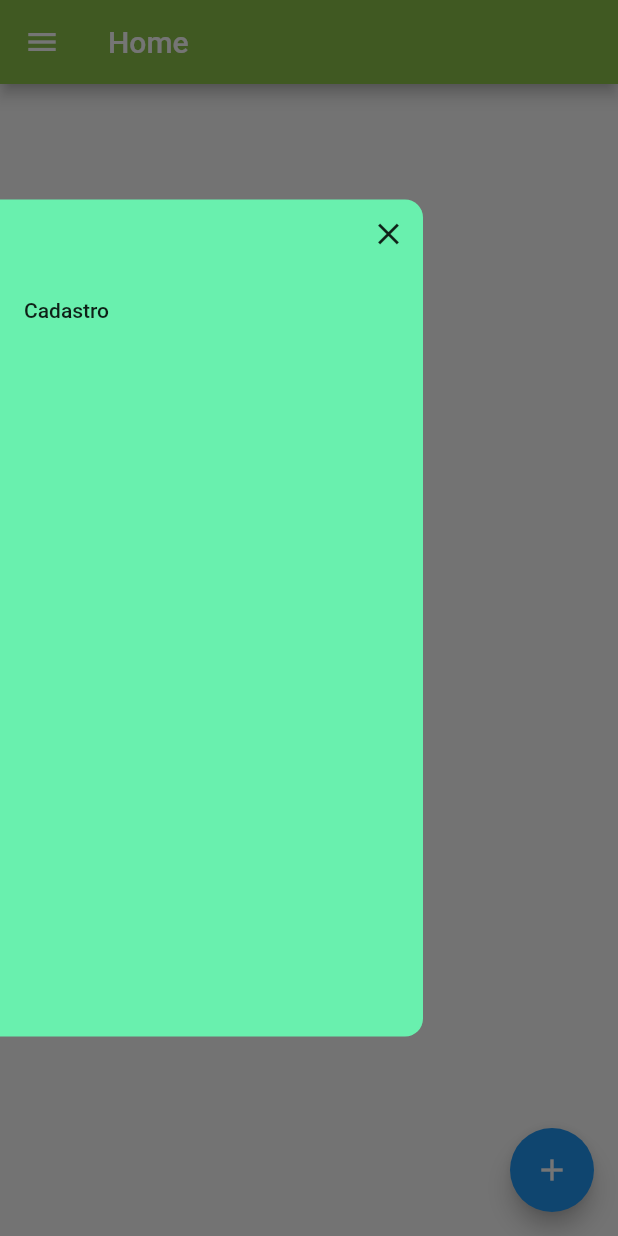
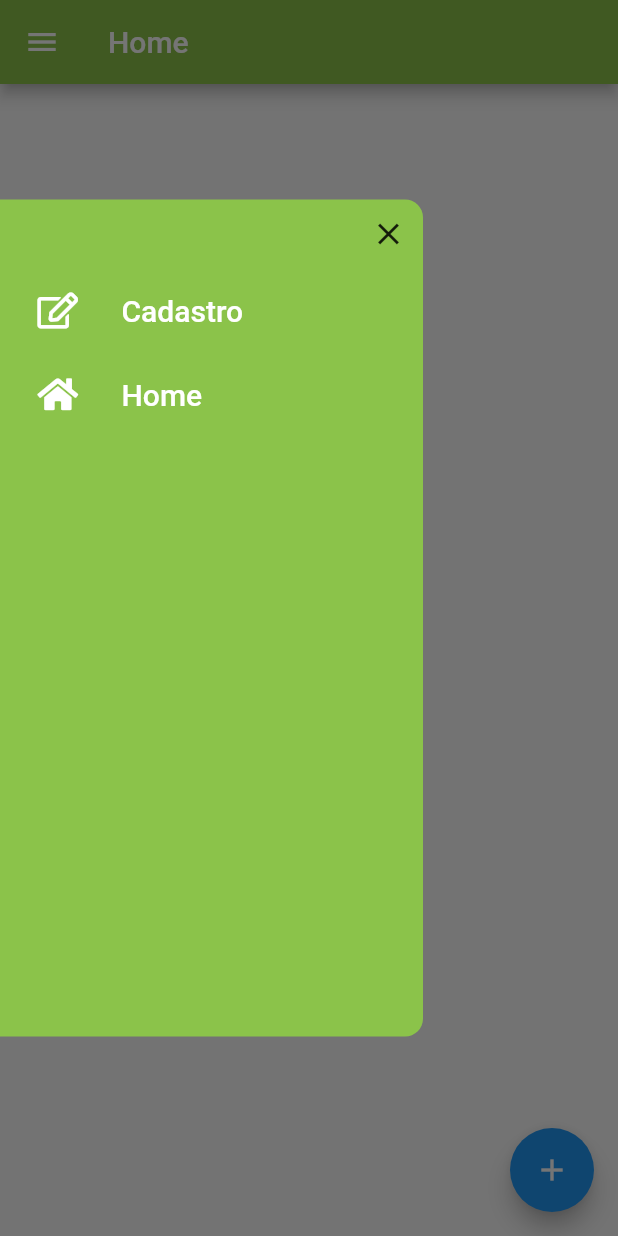
Before and after one commit to Fox-Alexandra/appLanchonete, a Flutter app: the screen it shows after launch, with the side drawer open, on a phone screen of 412 x 824 dp. Run offline on Flutter 3.47's test engine with Material 2 defaults, Android fonts, the phone set to English and light mode, and no system bars; our stand-ins replace font_awesome_flutter, rxdart; missing offline and left inert: bloc_pattern.

Commit message:
tela home

```diff
--- a/estudos/lib/screens/cadastro.dart
+++ b/estudos/lib/screens/cadastro.dart
@@ -37,7 +37,7 @@ class _MercadoriaState extends State<Cadastro> {
 
   void _initList() {
     List<String> produto = [
-      'Hamburgao',
+      'Hamburgão',
       'Coxinha',
       'Coca-Cola',
       'Cerveja',
@@ -50,7 +50,7 @@ class _MercadoriaState extends State<Cadastro> {
     List<String> lanchonete = [
       'Marcos Freire',
       'Juscelino Kubitschek',
-      'Deposito'
+      'Depósito'
     ];
 
     List<DropdownMenuItem> addList = [];
--- a/estudos/lib/screens/menu.dart
+++ b/estudos/lib/screens/menu.dart
@@ -1,6 +1,8 @@
 import 'package:flutter/material.dart';
+import 'package:font_awesome_flutter/font_awesome_flutter.dart';
 
 import 'cadastro.dart';
+import 'main.dart';
 
 class Menu extends StatefulWidget {
   @override
@@ -14,7 +16,7 @@ class _MenuState extends State<Menu> {
       height: 558,
       width: 282,
       decoration: BoxDecoration(
-        color: Colors.greenAccent,
+        color: Colors.lightGreen,
         borderRadius: BorderRadius.only(
           topRight: Radius.circular(12),
           bottomRight: Radius.circular(12),
@@ -35,6 +37,7 @@ class _MenuState extends State<Menu> {
             ),
           ),
           ListTile(
+            contentPadding: EdgeInsets.only(left: 25),
             onTap: () {
               Navigator.of(context).pop();
               Navigator.push(
@@ -44,7 +47,40 @@ class _MenuState extends State<Menu> {
                 ),
               );
             },
-            title: Text('Cadastro'),
+            leading: Icon(
+              FontAwesomeIcons.edit,
+              color: Colors.white,
+            ),
+            title: Text(
+              'Cadastro',
+              style: TextStyle(
+                color: Colors.white,
+                fontSize: 20,
+              ),
+            ),
+          ),
+          ListTile(
+            contentPadding: EdgeInsets.only(left: 25),
+            onTap: () {
+              Navigator.of(context).pop();
+              Navigator.push(
+                context,
+                MaterialPageRoute(
+                  builder: (context) => MyApp(),
+                ),
+              );
+            },
+            leading: Icon(
+              FontAwesomeIcons.home,
+              color: Colors.white,
+            ),
+            title: Text(
+              'Home',
+              style: TextStyle(
+                color: Colors.white,
+                fontSize: 20,
+              ),
+            ),
           ),
         ],
       ),
--- a/estudos/pubspec.yaml
+++ b/estudos/pubspec.yaml
@@ -29,6 +29,7 @@ dev_dependencies:
     sdk: flutter
   bloc_pattern: ^2.4.0+2
   rxdart: ^0.22.3
+  font_awesome_flutter: ^8.2.0
 
 
 # For information on the generic Dart part of this file, see the
```
Also changed, not shown: estudos/lib/screens/main.dart (renamed from estudos/lib/main.dart), estudos/pubspec.lock, 1 other file.
